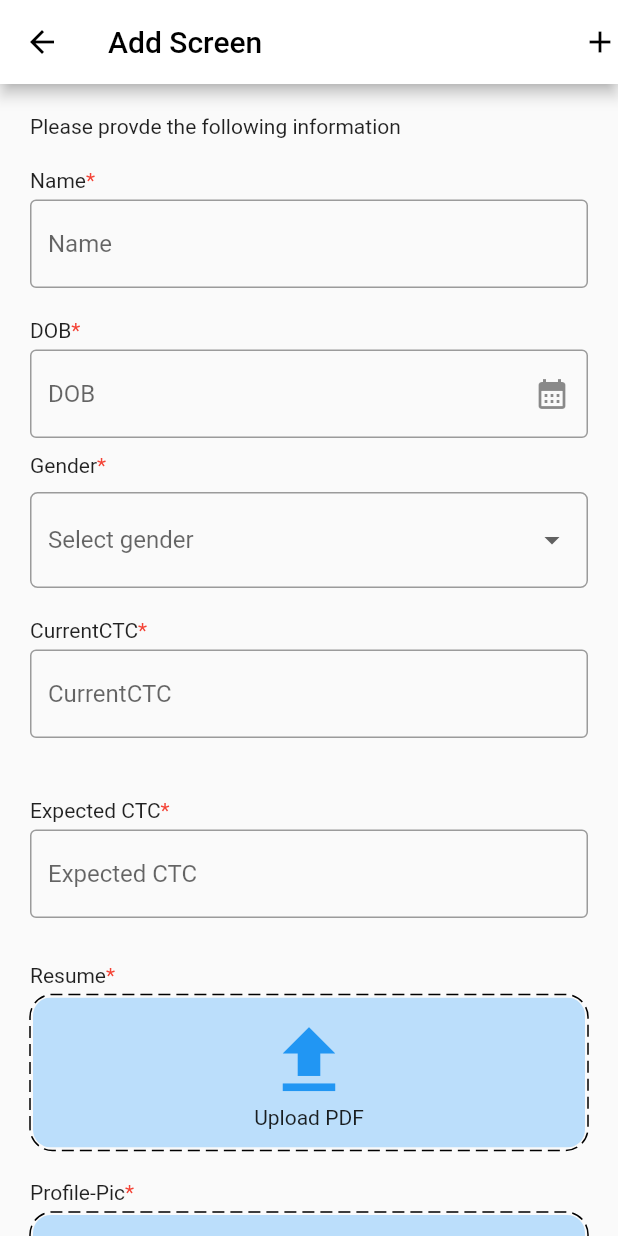
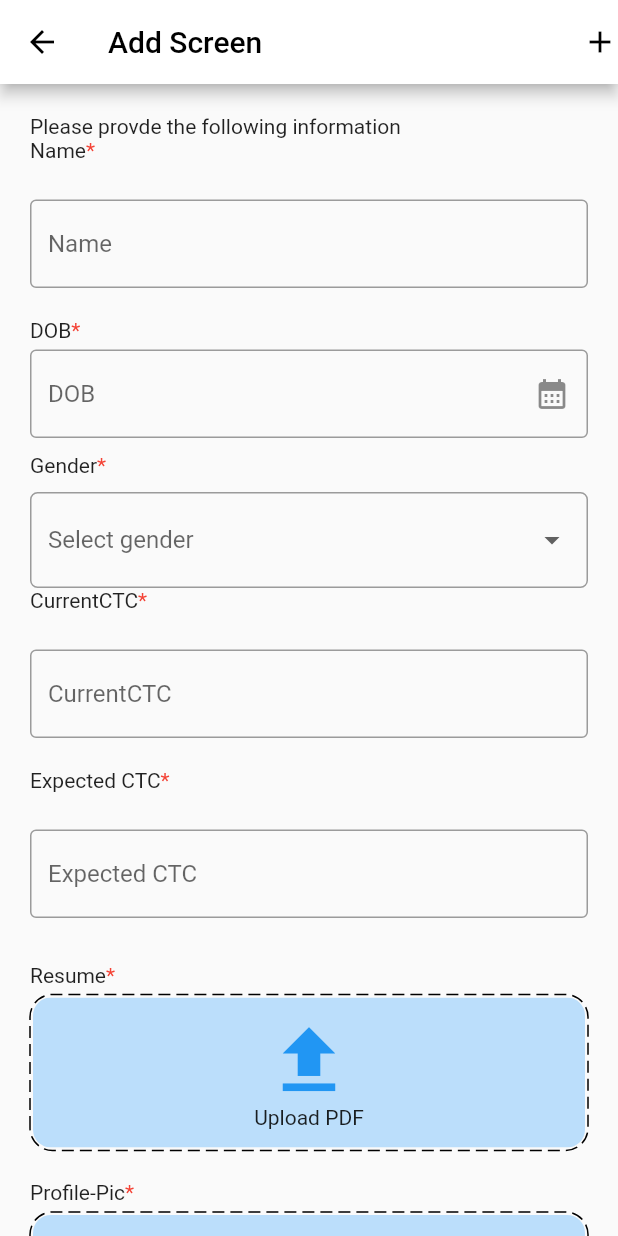
Before and after one commit to Ayush13Bhatia/resume_app, a Flutter app: the AddScreen screen opened directly, on a phone screen of 412 x 824 dp. Run offline on Flutter 3.47's test engine with Material 2 defaults, Android fonts, the phone set to English and light mode, and no system bars; drawn by our look-alikes of dotted_border; our stand-ins replace file_picker, get, open_filex, sqflite_sqlcipher; missing offline and left inert: flutter_pdfview; accounts and stored records are empty.

Commit message:
some UI fixes

```diff
--- a/lib/components/resume_text_form_widget.dart
+++ b/lib/components/resume_text_form_widget.dart
@@ -10,16 +10,15 @@ class TextFormWidget extends StatelessWidget {
   Widget build(BuildContext context) {
     return Column(
       children: [
-        const SizedBox(
-          height: 20,
-        ),
         StarFormWidget(
           name: name,
         ),
         const SizedBox(
           height: 5,
         ),
-        TextFormField(
+        Padding(
+          padding: const EdgeInsets.only(top: 20.0, bottom: 20.0),
+          child: TextFormField(
             // validator: (value) {
             //   if (value == null || value.isEmpty) {
             //     return "Please enter the text";
@@ -33,8 +32,6 @@ class TextFormWidget extends StatelessWidget {
             ),
             onChanged: (val) {},
           ),
-        const SizedBox(
-          height: 20,
         ),
       ],
     );
```
Lines whose indentation alone changed are shown as unchanged.
